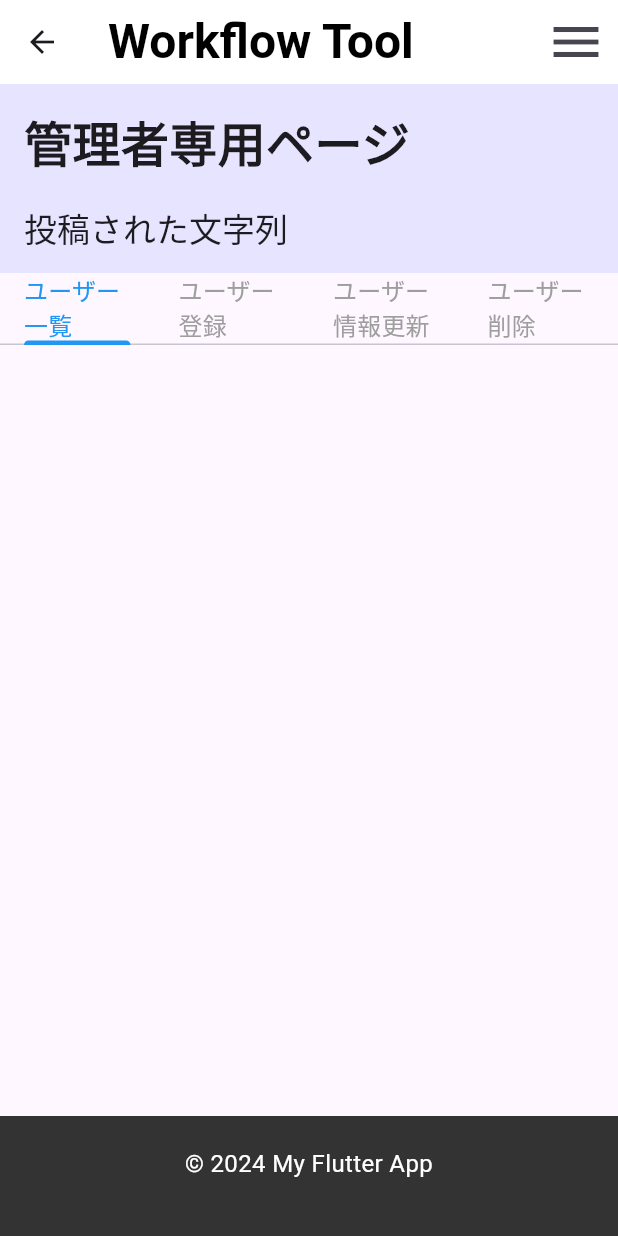
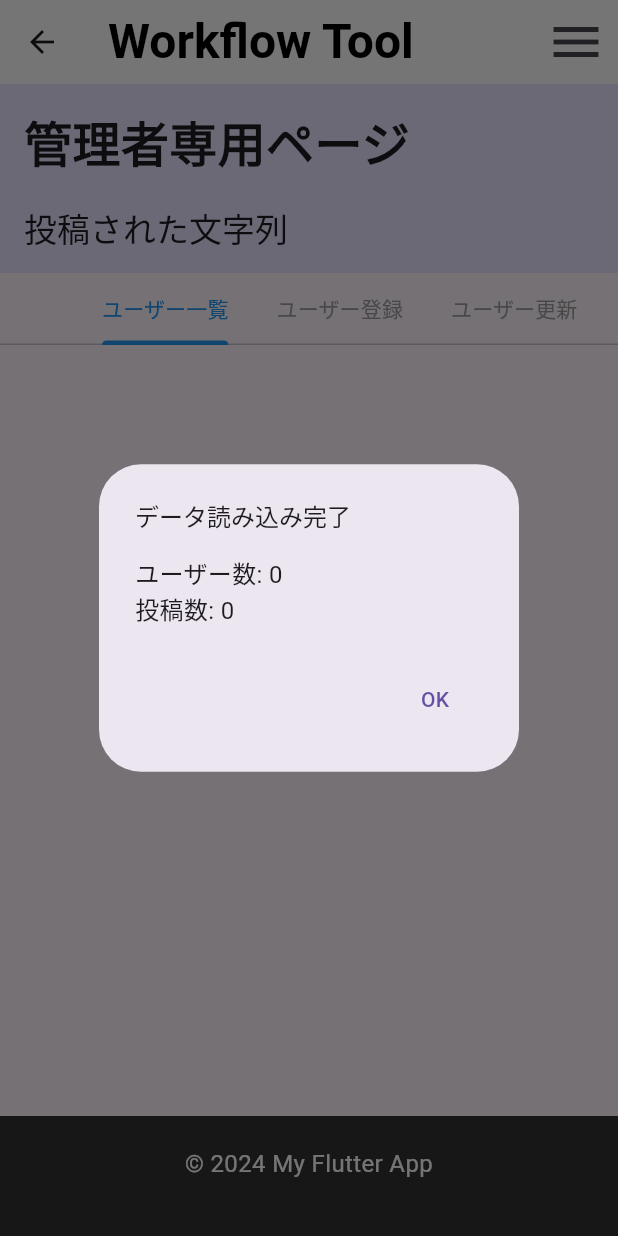
Before and after one commit to A-Sakagami/flutter_application, a Flutter app: the AdminPage screen opened by its route, on a phone screen of 412 x 824 dp. Run offline on Flutter 3.47's test engine with Material 3 defaults, Android fonts, the phone set to English and light mode, and no system bars; our stand-ins replace hive, hive_flutter; accounts and stored records are empty.

Commit message:
手戻りになったadmin部分を修正

```diff
--- a/lib/pages/admin.dart
+++ b/lib/pages/admin.dart
@@ -10,11 +10,11 @@ class AdminPage extends StatefulWidget {
   const AdminPage({super.key});
 
   @override
-  AdminPageState createState() => AdminPageState();
+  State<AdminPage> createState() => _AdminPageState();
 }
 
-class AdminPageState extends State<AdminPage> with SingleTickerProviderStateMixin {
-  //final _formKey = GlobalKey<FormState>();
+class _AdminPageState extends State<AdminPage> with SingleTickerProviderStateMixin {
+  late TabController _tabController;
   List<UserData> users = [];
   List<TextData> texts = [];
 
@@ -30,22 +30,62 @@ class AdminPageState extends State<AdminPage> with SingleTickerProviderStateMixi
   bool approved = false;
   bool denyed = false;
 
-  late TabController _tabController;
-
   @override
   void initState() {
     super.initState();
+    // TabController を初期化
     _tabController = TabController(length: 4, vsync: this);
     _loadData();
   }
 
+  @override
+  void dispose() {
+    // TabController を破棄
+    _tabController.dispose();
+    super.dispose();
+  }
+
   Future<void> _loadData() async {
-    final loadedUsers = await StorageService.getAllUsers();
-    final loadedTexts = await StorageService.getAllTexts();
+    try {
+      final loadedUsers = await StorageService.getAllUsers(); // ユーザー一覧を取得
+      final loadedTexts = await StorageService.getAllTexts(); // 投稿された文字列を取得
+
+      if (mounted) {
         setState(() {
           users = loadedUsers;
           texts = loadedTexts;
         });
+      }
+      // スクリプトまたはポップアップとして出力
+      showDialog(
+        // ignore: use_build_context_synchronously
+        context: context,
+        builder: (BuildContext context) {
+          return AlertDialog(
+        title: Text('データ読み込み完了'),
+        content: SingleChildScrollView(
+          child: ListBody(
+            children: <Widget>[
+          Text('ユーザー数: ${users.length}'),
+          Text('投稿数: ${texts.length}'),
+            ],
+          ),
+        ),
+        actions: <Widget>[
+          TextButton(
+            child: Text('OK'),
+            onPressed: () {
+              Navigator.of(context).pop();
+            },
+          ),
+        ],
+        );
+      },
+    );
+    } catch (e) {
+      // エラーが発生した場合のログを追加
+      print("Error loading data: $e");
+    }
   }
 
   Future<void> _saveUserData() async {
@@ -127,13 +167,10 @@ class AdminPageState extends State<AdminPage> with SingleTickerProviderStateMixi
     );
   }
 
-  Widget _buildUserUpdate() {return Expanded(child: SizedBox(height: 20));}
-  Widget _buildUserDelete() {return Expanded(child: SizedBox(height: 20));}
-
   @override
   Widget build(BuildContext context) {
     return DefaultTabController(
-      length: 4,
+      length: 4, // DefaultTabController を追加
       child: Scaffold(
       appBar: const CustomHeader(),
       endDrawer: const CustomDrawer(),
@@ -225,25 +262,49 @@ class AdminPageState extends State<AdminPage> with SingleTickerProviderStateMixi
               ),
             ),
             TabBar(
-              controller: _tabController,
+              isScrollable: true,
               labelColor: Colors.blue,
               unselectedLabelColor: Colors.grey,
               indicatorColor: Colors.blue,
               tabs: const [
-                Tab(child: Text("ユーザー一覧", style: TextStyle(fontSize: 16))),
-                Tab(child: Text("ユーザー登録", style: TextStyle(fontSize: 16))),
-                Tab(child: Text("ユーザー情報更新", style: TextStyle(fontSize: 16))),
-                Tab(child: Text("ユーザー削除", style: TextStyle(fontSize: 16))),
+                Tab(child: Text("ユーザー一覧")),
+                Tab(child: Text("ユーザー登録")),
+                Tab(child: Text("ユーザー更新")),
+                Tab(child: Text("ユーザー削除")),
               ],
             ),
-            Expanded( // Container ではなく Expanded に変更
+            Expanded(
               child: TabBarView(
-                controller: _tabController,
                 children: [
-                  _buildUserList(),
-                  _buildUserRegistrationForm(),
-                  _buildUserUpdate(),
-                  _buildUserDelete(),
+                  // ユーザー一覧
+                  SingleChildScrollView(
+                    child: Padding(
+                      padding: const EdgeInsets.all(16.0),
+                      child: _buildUserList(),
+                    ),
+                  ),
+                  // ユーザー登録
+                  SingleChildScrollView(
+                    child: Padding(
+                      padding: const EdgeInsets.all(16.0),
+                      child: _buildUserRegistrationForm(),
+                    ),
+                  ),
+                  // ユーザー更新
+                  SingleChildScrollView(
+                    child: Padding(
+                      padding: const EdgeInsets.all(16.0),
+                      child: Center(child: Text('ユーザー更新')),
+                    ),
+                  ),
+                  // ユーザー削除
+                  SingleChildScrollView(
+                    child: Padding(
+                      padding: const EdgeInsets.all(16.0),
+
+                      child: Center(child: Text('未実装です。')),
+                    ),
+                  ),
                 ],
               ),
             ),
```
Also changed, not shown: 2 other files. Lines whose indentation alone changed are shown as unchanged.
